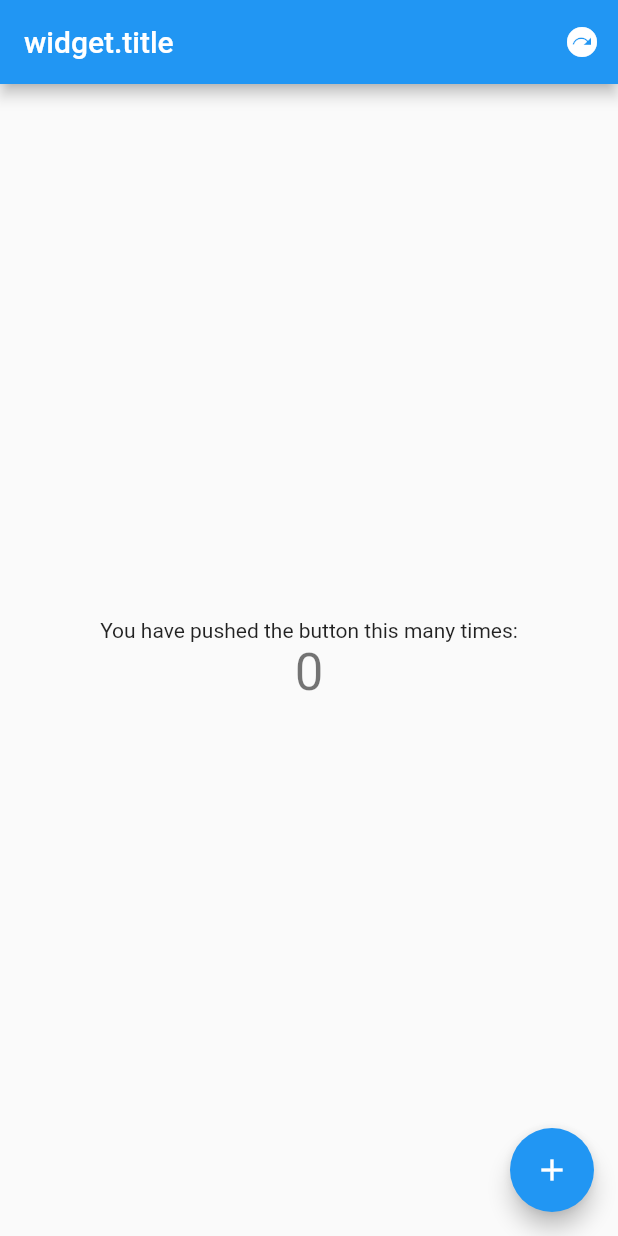
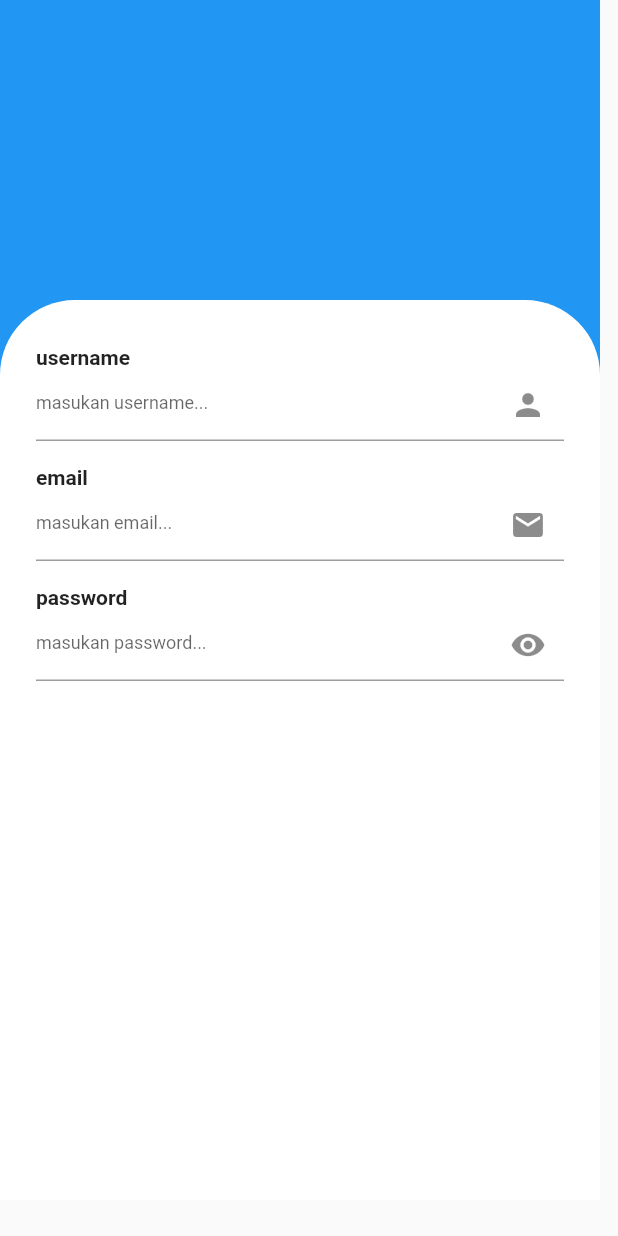
Before and after one commit to MohamadSafik/mangojek, a Flutter app: the screen it shows after launch, on a phone screen of 412 x 824 dp. Run offline on Flutter 3.47's test engine with Material 2 defaults, Android fonts, the light colour scheme and no system bars; our stand-ins replace bloc, carousel_slider, equatable, flutter_bloc, google_fonts.

Commit message:
create ui register

```diff
--- a/lib/main.dart
+++ b/lib/main.dart
@@ -1,5 +1,6 @@
 import 'package:flutter/material.dart';
 import 'package:flutter_bloc/flutter_bloc.dart';
+import 'package:mangojek/modules/auth/register/view/register.dart';
 import 'package:mangojek/modules/listproduct/bloc/counter_order_bloc.dart';
 import 'package:mangojek/bloc/dark_mode_bloc.dart';
 import 'package:mangojek/bloc/searchbloc.dart';
@@ -47,7 +48,7 @@ class MyApp extends StatelessWidget {
               // ThemeData(
               //   primarySwatch: Colors.blue,
               // ),
-              home: const HomePage(),
+              home: RegisterPage(),
             );
           },
         ));
--- /dev/null
+++ b/lib/modules/auth/register/view/register.dart
@@ -0,0 +1,67 @@
+import 'package:flutter/material.dart';
+import 'package:flutter/src/widgets/container.dart';
+import 'package:flutter/src/widgets/framework.dart';
+
+class RegisterPage extends StatelessWidget {
+  const RegisterPage({super.key});
+
+  @override
+  Widget build(BuildContext context) {
+    return Scaffold(
+      body: Container(
+        child: Stack(
+          children: [
+            Container(
+              height: 800,
+              width: 400,
+              decoration: BoxDecoration(color: Colors.blue),
+            ),
+            Positioned(
+              top: 200,
+              child: Container(
+                padding: EdgeInsets.only(left: 24, right: 24, top: 30),
+                height: 800,
+                width: 400,
+                decoration: BoxDecoration(
+                    color: Colors.white,
+                    borderRadius: BorderRadius.circular(50)),
+                child: Column(
+                  mainAxisAlignment: MainAxisAlignment.start,
+                  children: [
+                    textFieldAuth("username", "masukan username...",
+                        const Icon(Icons.person)),
+                    textFieldAuth(
+                        "email", "masukan email...", const Icon(Icons.email)),
+                    textFieldAuth("password", "masukan password...",
+                        const Icon(Icons.remove_red_eye)),
+                  ],
+                ),
+              ),
+            ),
+          ],
+        ),
+      ),
+    );
+  }
+
+  Column textFieldAuth(String username, String hintText, Widget icon) {
+    return Column(
+      children: [
+        Align(
+          alignment: Alignment.centerLeft,
+          child: Text(
+            "$username",
+            style: TextStyle(fontWeight: FontWeight.bold),
+          ),
+        ),
+        TextField(
+          decoration: InputDecoration(
+              hintStyle: TextStyle(fontSize: 12),
+              hintText: "$hintText",
+              suffixIcon: IconButton(onPressed: () {}, icon: icon)),
+        ),
+        const SizedBox(height: 16)
+      ],
+    );
+  }
+}
--- a/lib/widgets/cuisine_item.dart
+++ b/lib/widgets/cuisine_item.dart
@@ -1,5 +1,5 @@
 import 'package:flutter/material.dart';
-import 'package:mangojek_mobile/theme.dart';
+import 'package:mangojek/theme.dart';
 
 class CuisineItem extends StatelessWidget {
   final String imageUrl;
@@ -15,7 +15,7 @@ class CuisineItem extends StatelessWidget {
     return Container(
       width: 100,
       height: 100,
-      margin: EdgeInsets.only(right: 16),
+      margin: const EdgeInsets.only(right: 16),
       decoration: BoxDecoration(
         color: whiteColor,
         border: Border.all(
--- a/pubspec.yaml
+++ b/pubspec.yaml
@@ -41,6 +41,8 @@ dependencies:
   bloc: ^8.1.0
   flutter_bloc: ^8.1.1
   equatable: ^2.0.5
+  google_fonts: ^3.0.1
+  carousel_slider: ^4.1.1
 
 
 dev_dependencies:
```
Also changed, not shown: lib/modules/auth/bloc/auth_event.dart (deleted), lib/modules/auth/bloc/auth_state.dart (deleted), pubspec.lock, 7 other files.
